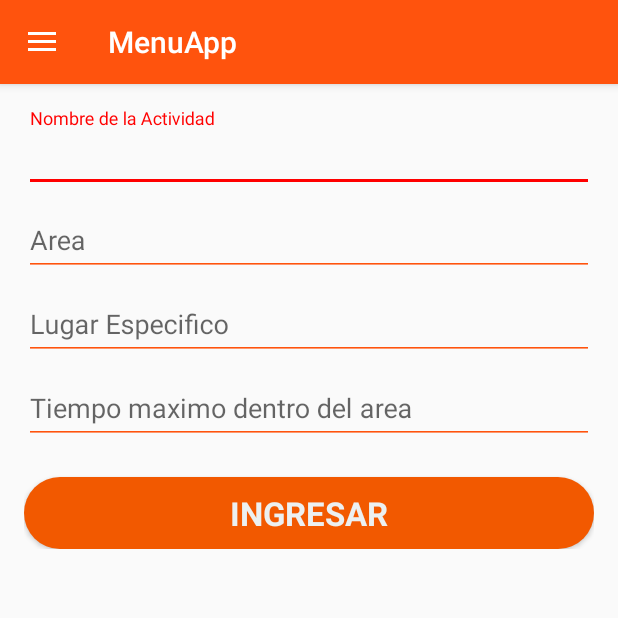
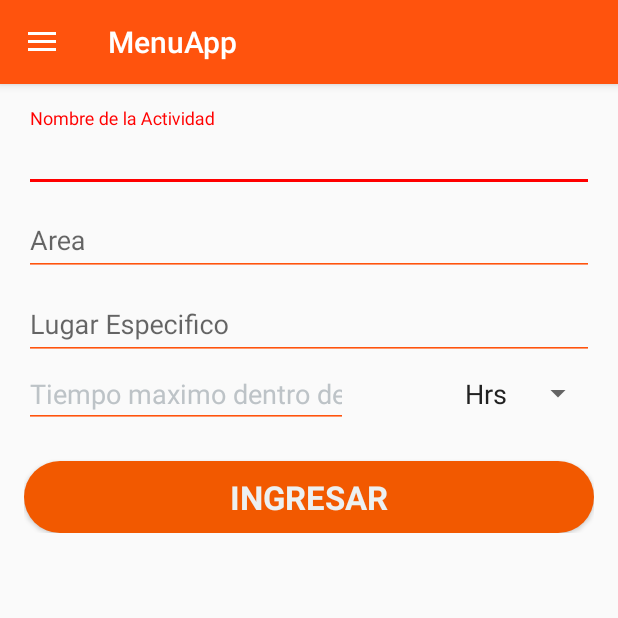
Before and after one commit to qefen/espacios_confinados, an Android app: the RegActividades screen opened directly, with no data from a screen before it, on a phone screen of 412 x 824 dp, the top half of it. Run offline under Robolectric (Android 15) with nearby library versions, the phone set to English and light mode, and no system bars.

Commit message:
Adaptacion Spinner (cm m)

```diff
--- a/app/src/main/java/com/example/kmartinez/espacios_confinados/RegActividades.java
+++ b/app/src/main/java/com/example/kmartinez/espacios_confinados/RegActividades.java
@@ -7,13 +7,16 @@ import android.text.TextUtils;
 import android.view.LayoutInflater;
 import android.view.View;
 import android.view.ViewGroup;
+import android.widget.ArrayAdapter;
 import android.widget.Button;
 import android.widget.EditText;
+import android.widget.Spinner;
 
 
 public class RegActividades extends Fragment {
     EditText nactividad, narea, lugare, tiempo;
     Button insertar;
+    Spinner sp;
 
     @Override
     public void onCreate(Bundle savedInstanceState) {
@@ -39,8 +42,14 @@ public class RegActividades extends Fragment {
             }
         });
 
+        sp = (Spinner) view.findViewById(R.id.Spn1);
+        String [] opciones = {"Hrs","Min"};
+        ArrayAdapter <String> adapter = new ArrayAdapter<String>(getContext(), R.layout.spinner_item_registo_actividad, opciones);
+        sp.setAdapter(adapter);
         return view;
     }
+
+
 
     private void intentoLogin(String actividad, String area, String lugar, String tiempo2){
         boolean cancel = false;
--- a/app/src/main/res/layout/fragment_reg_actividades.xml
+++ b/app/src/main/res/layout/fragment_reg_actividades.xml
@@ -94,18 +94,32 @@
                     android:layout_width="match_parent"
                     android:layout_height="wrap_content">
 
+                <LinearLayout
+                    android:layout_width="match_parent"
+                    android:layout_height="wrap_content">
                     <AutoCompleteTextView
                         android:id="@+id/edtTiempo"
-                        android:layout_width="match_parent"
+                        android:layout_width="216dp"
                         android:layout_height="wrap_content"
                         android:backgroundTint="@color/colorPrimary"
-                        android:textColorHint="@color/ColorHint"
-                        android:textColor="@color/ColorText"
-                        android:textSize="18dp"
                         android:hint="Tiempo maximo dentro del area"
                         android:inputType="number"
                         android:maxLines="1"
-                        android:singleLine="true" />
+                        android:singleLine="true"
+                        android:textColor="@color/ColorText"
+                        android:textColorHint="@color/ColorHint"
+                        android:textSize="18dp" />
+
+                    <View
+                        android:layout_width="wrap_content"
+                        android:layout_height="wrap_content"
+                        android:layout_weight="1"></View>
+
+                    <Spinner
+                        android:id="@+id/Spn1"
+                        android:layout_width="wrap_content"
+                        android:layout_height="wrap_content"/>
+                </LinearLayout>
 
                 </android.support.design.widget.TextInputLayout>
 
--- /dev/null
+++ b/app/src/main/res/layout/spinner_item_registo_actividad.xml
@@ -0,0 +1,9 @@
+<?xml version="1.0" encoding="utf-8"?>
+<TextView
+    android:layout_width="match_parent"
+    android:layout_height="wrap_content"
+    android:textSize="18dp"
+    android:padding="7dp"
+    android:textColor="@color/ColorText"
+    android:layout_marginRight="0dp"
+    xmlns:android="http://schemas.android.com/apk/res/android" />
```
